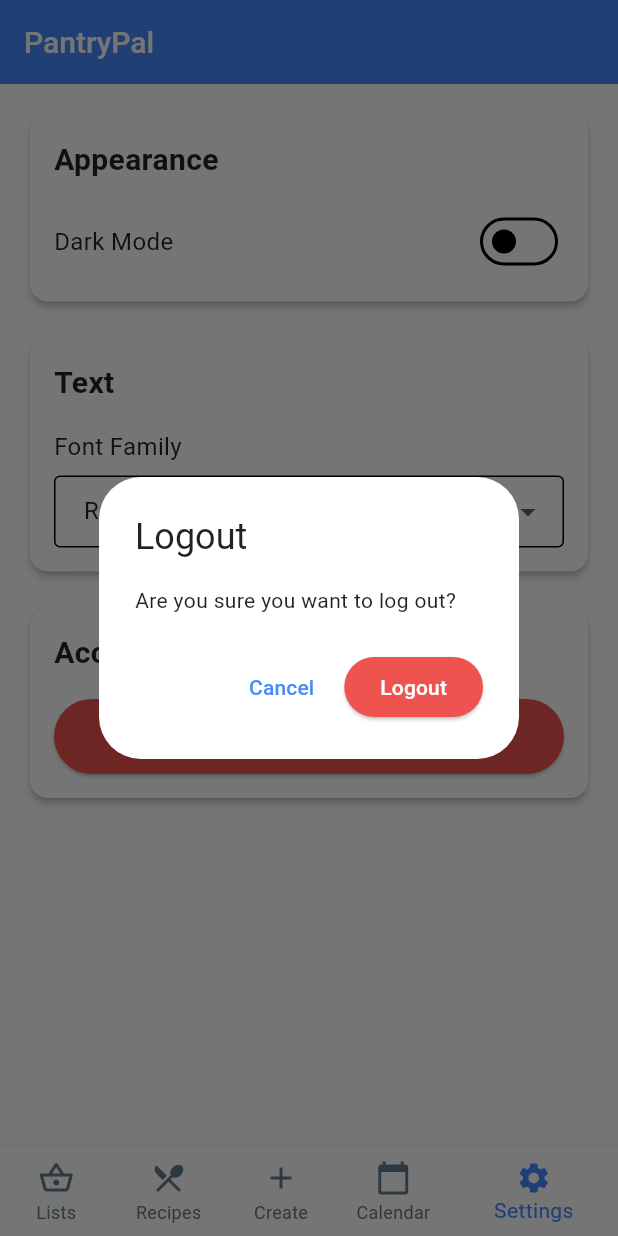
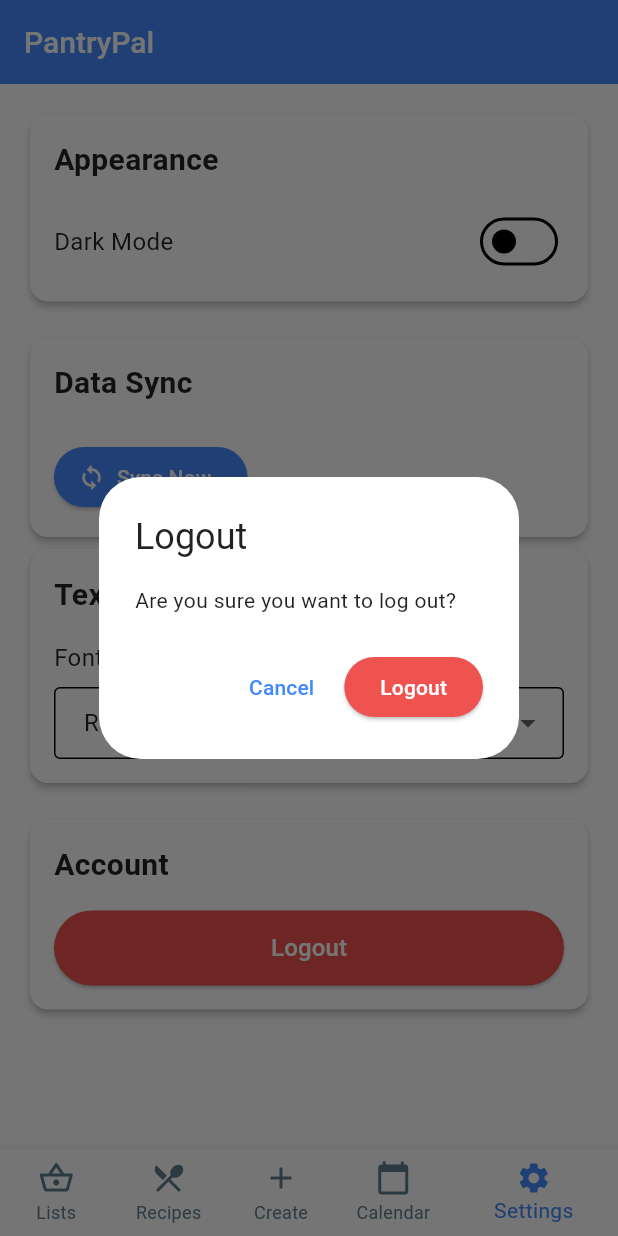
Before and after one commit to xamalvaro/pantry_planner, a Flutter app: the screen it shows once a user with an empty profile is signed in, item 5 of the bottom bar chosen, after a tap on "Logout", on a phone screen of 412 x 824 dp. Run offline on Flutter 3.47's test engine with Material 3 defaults, Android fonts, the phone set to English and light mode, and no system bars; our stand-ins replace cloud_firestore, firebase_auth, firebase_core, google_fonts, hive_flutter, share_plus and 1 more; accounts and stored records are empty.

Commit message:
sync's data to cloud
all of the user's data is able to be synced with the cloud

```diff
--- a/lib/app/home_page.dart
+++ b/lib/app/home_page.dart
@@ -8,6 +8,7 @@ import 'package:pantry_pal/create_page_selector.dart';
 import 'package:pantry_pal/calendar/calendar_page.dart';
 import 'package:pantry_pal/settings_page.dart';
 import 'package:pantry_pal/expiry/expiry_service.dart';
+import 'package:pantry_pal/widgets/sync_status_widget.dart';
 
 class MyHomePage extends StatefulWidget {
   @override
@@ -83,11 +84,21 @@ class _MyHomePageState extends State<MyHomePage> with SingleTickerProviderStateM
       appBar: AppBar(
         title: Text('PantryPal'),
       ),
-      body: TabBarView(
-        controller: _tabController,
-        // This physics setting reduces animation overhead
-        physics: const NeverScrollableScrollPhysics(),
-        children: _tabWidgets,
+      body: Column(
+        children: [
+          // Add sync status widget
+          SyncStatusWidget(),
+
+          // Existing TabBarView wrapped in Expanded
+          Expanded(
+            child: TabBarView(
+              controller: _tabController,
+              // This physics setting reduces animation overhead
+              physics: const NeverScrollableScrollPhysics(),
+              children: _tabWidgets,
+            ),
+          ),
+        ],
       ),
       bottomNavigationBar: BottomNavigationBar(
         items: const <BottomNavigationBarItem>[
--- a/lib/auth/auth_wrapper.dart
+++ b/lib/auth/auth_wrapper.dart
@@ -4,6 +4,7 @@ import 'package:provider/provider.dart';
 import 'package:firebase_auth/firebase_auth.dart';
 import 'package:pantry_pal/services/firebase_service.dart';
 import 'package:pantry_pal/services/user_service.dart';
+import 'package:pantry_pal/services/firebase_sync_service.dart';
 import 'package:pantry_pal/app/home_page.dart';
 import 'package:pantry_pal/auth/login_page.dart';
 import 'package:pantry_pal/splash_screen.dart';
@@ -37,7 +38,10 @@ class AuthWrapper extends StatelessWidget {
         // Explicitly check if user is authenticated
         if (snapshot.hasData && snapshot.data != null) {
           // Fetch current user data
-          userService.getCurrentUser();
+          userService.getCurrentUser().then((_) {
+            // Trigger sync from Firestore
+            firebaseSyncService.syncFromFirestore();
+          });
           return MyHomePage();
         } else {
           // No user logged in, show login page
--- a/lib/main.dart
+++ b/lib/main.dart
@@ -3,6 +3,7 @@ import 'package:flutter/material.dart';
 import 'package:flutter/foundation.dart';
 import 'package:pantry_pal/app/app.dart';
 import 'package:pantry_pal/services/app_initializer.dart';
+import 'package:pantry_pal/services/firebase_sync_service.dart';
 
 void main() async {
   // Catch Flutter initialization errors
@@ -21,9 +22,16 @@ void main() async {
   runApp(MyApp(isInitialized: false));
 
   // After app is visible, initialize services
-  WidgetsBinding.instance.addPostFrameCallback((_) {
+  WidgetsBinding.instance.addPostFrameCallback((_) async {
     // Start initialization
-    AppInitializer.initializeApp();
+    await AppInitializer.initializeApp();
+
+    // Initialize Firebase Sync Service
+    try {
+      await firebaseSyncService.initialize();
+    } catch (e) {
+      print('Error initializing Firebase Sync Service: $e');
+    }
 
     // Add a timeout to prevent app from getting stuck
     Future.delayed(Duration(seconds: 5), () {
--- a/lib/services/firebase_expiry_service.dart
+++ b/lib/services/firebase_expiry_service.dart
@@ -251,7 +251,7 @@ class FirebaseExpiryService {
       'quantity': item.quantity,
       'quantityUnit': item.quantityUnit,
       'isNotified': item.isNotified,
-      'lastUpdated': FieldValue.serverTimestamp(),
+      'lastSynced': FieldValue.serverTimestamp(),
     };
   }
 
--- a/lib/services/firebase_service.dart
+++ b/lib/services/firebase_service.dart
@@ -92,18 +92,21 @@ class FirebaseService {
 
   /// Get a collection reference for the current user's grocery lists
   CollectionReference getUserGroceryLists() {
+    final uid = this.uid;
     if (uid == null) throw Exception('User not logged in');
     return firestore.collection('users').doc(uid).collection('groceryLists');
   }
 
   /// Get a collection reference for the current user's recipes
   CollectionReference getUserRecipes() {
+    final uid = this.uid;
     if (uid == null) throw Exception('User not logged in');
     return firestore.collection('users').doc(uid).collection('recipes');
   }
 
   /// Get a collection reference for the current user's pantry items
   CollectionReference getUserPantryItems() {
+    final uid = this.uid;
     if (uid == null) throw Exception('User not logged in');
     return firestore.collection('users').doc(uid).collection('pantryItems');
   }
--- /dev/null
+++ b/lib/services/firebase_sync_service.dart
@@ -0,0 +1,468 @@
+// services/firebase_sync_service.dart
+import 'dart:async';
+import 'package:cloud_firestore/cloud_firestore.dart';
+import 'package:hive_flutter/hive_flutter.dart';
+import 'package:pantry_pal/services/firebase_service.dart';
+import 'package:pantry_pal/services/hive_manager.dart';
+import 'package:pantry_pal/expiry/expiry_model.dart';
+import 'package:pantry_pal/recipes/recipe_model.dart';
+
+/// Service to handle synchronization between local Hive storage and Firebase
+class FirebaseSyncService {
+  // Singleton pattern
+  static final FirebaseSyncService _instance = FirebaseSyncService._internal();
+  factory FirebaseSyncService() => _instance;
+  FirebaseSyncService._internal();
+
+  // Reference to Firebase service
+  final FirebaseService _firebase = firebaseService;
+
+  // Reference to Hive Manager
+  final HiveManager _hiveManager = hiveManager;
+
+  // Flag to prevent duplicate syncs
+  bool _isSyncing = false;
+
+  // Stream controllers for sync events
+  final _syncStatusController = StreamController<SyncStatus>.broadcast();
+  Stream<SyncStatus> get syncStatus => _syncStatusController.stream;
+
+  /// Initialize the sync service
+  Future<void> initialize() async {
+    // Listen to authentication state changes
+    _firebase.authStateChanges.listen((user) async {
+      if (user != null) {
+        // User logged in, sync data from Firestore
+        await syncFromFirestore();
+      }
+    });
+
+    print('FirebaseSyncService: Initialized');
+  }
+
+  /// Sync data from local storage to Firestore
+  Future<void> syncToFirestore() async {
+    if (!_firebase.isLoggedIn || _isSyncing) return;
+
+    _isSyncing = true;
+    _syncStatusController.add(SyncStatus(isActive: true, message: 'Uploading data...'));
+
+    try {
+      print('FirebaseSyncService: Starting sync to Firestore');
+
+      // Check if user ID is valid
+      if (_firebase.uid == null || _firebase.uid!.isEmpty) {
+        throw Exception('User ID is null or empty');
+      }
+
+      // 1. Sync grocery lists
+      try {
+        await _syncGroceryListsToFirestore();
+      } catch (e) {
+        print('FirebaseSyncService: Error syncing grocery lists: $e');
+        // Continue with other syncs despite this error
+      }
+
+      // 2. Sync recipes
+      try {
+        await _syncRecipesToFirestore();
+      } catch (e) {
+        print('FirebaseSyncService: Error syncing recipes: $e');
+        // Continue with other syncs despite this error
+      }
+
+      // 3. Sync pantry items
+      try {
+        await _syncPantryItemsToFirestore();
+      } catch (e) {
+        print('FirebaseSyncService: Error syncing pantry items: $e');
+        // Continue with other syncs despite this error
+      }
+
+      _syncStatusController.add(SyncStatus(isActive: false, message: 'Data uploaded successfully'));
+      print('FirebaseSyncService: Sync to Firestore completed');
+    } catch (e) {
+      print('FirebaseSyncService: Error syncing to Firestore: $e');
+      _syncStatusController.add(SyncStatus(isActive: false, message: 'Error uploading data: $e', isError: true));
+    } finally {
+      _isSyncing = false;
+    }
+  }
+
+  /// Sync data from Firestore to local storage
+  Future<void> syncFromFirestore() async {
+    if (!_firebase.isLoggedIn || _isSyncing) return;
+
+    _isSyncing = true;
+    _syncStatusController.add(SyncStatus(isActive: true, message: 'Downloading data...'));
+
+    try {
+      print('FirebaseSyncService: Starting sync from Firestore');
+
+      // 1. Sync grocery lists
+      await _syncGroceryListsFromFirestore();
+
+      // 2. Sync recipes
+      await _syncRecipesFromFirestore();
+
+      // 3. Sync pantry items
+      await _syncPantryItemsFromFirestore();
+
+      _syncStatusController.add(SyncStatus(isActive: false, message: 'Data downloaded successfully'));
+      print('FirebaseSyncService: Sync from Firestore completed');
+    } catch (e) {
+      print('FirebaseSyncService: Error syncing from Firestore: $e');
+      _syncStatusController.add(SyncStatus(isActive: false, message: 'Error downloading data: $e', isError: true));
+    } finally {
+      _isSyncing = false;
+    }
+  }
+
+  /// Sync grocery lists to Firestore
+  Future<void> _syncGroceryListsToFirestore() async {
+    try {
+      final groceryBox = await _hiveManager.openBox('groceryLists');
+      if (groceryBox == null) return;
+
+      // Get Firestore collection
+      final collection = _firebase.getUserGroceryLists();
+
+      // Batch operations for efficiency
+      final batch = _firebase.firestore.batch();
+      int operationCount = 0;
+
+      // Iterate through all grocery lists
+      for (final key in groceryBox.keys) {
+        final listData = groceryBox.get(key);
+        if (listData == null) continue;
+
+        // Skip empty keys
+        if (key.toString().trim().isEmpty) {
+          print('FirebaseSyncService: Skipping item with empty key');
+          continue;
+        }
+
+        // Create Firestore document ID from list name
+        final docId = key.toString().trim()
+            .replaceAll(RegExp(r'[^\w\s]'), '')
+            .replaceAll(' ', '_')
+            .toLowerCase();
+
+        // Skip if docId is empty
+        if (docId.isEmpty) {
+          print('FirebaseSyncService: Generated empty docId for key: $key');
+          continue;
+        }
+
+        // Convert dynamic map to Map<String, dynamic>
+        Map<String, dynamic> sanitizedData = _sanitizeMap(listData);
+
+        // Add data with timestamp
+        batch.set(
+          collection.doc(docId),
+          {
+            ...sanitizedData,
+            'name': key.toString(),
+            'lastSynced': FieldValue.serverTimestamp(),
+          },
+          SetOptions(merge: true),
+        );
+
+        operationCount++;
+
+        // Firebase has a limit of 500 operations per batch
+        if (operationCount >= 400) {
+          await batch.commit();
+          operationCount = 0;
+        }
+      }
+
+      // Commit any remaining operations
+      if (operationCount > 0) {
+        await batch.commit();
+      }
+
+      print('FirebaseSyncService: Synced ${groceryBox.keys.length} grocery lists to Firestore');
+    } catch (e) {
+      print('FirebaseSyncService: Error syncing grocery lists to Firestore: $e');
+      throw e;
+    }
+  }
+
+  /// Add this helper method to sanitize data for Firestore
+  Map<String, dynamic> _sanitizeMap(dynamic map) {
+    if (map is! Map) {
+      return {}; // Return empty map if not a map
+    }
+
+    Map<String, dynamic> result = {};
+
+    map.forEach((key, value) {
+      // Convert key to string
+      String stringKey = key.toString();
+
+      // Handle nested maps
+      if (value is Map) {
+        result[stringKey] = _sanitizeMap(value);
+      }
+      // Handle lists that might contain maps
+      else if (value is List) {
+        result[stringKey] = _sanitizeList(value);
+      }
+      // Handle simple values
+      else {
+        result[stringKey] = value;
+      }
+    });
+
+    return result;
+  }
+
+  /// Helper to sanitize lists that might contain maps
+  List<dynamic> _sanitizeList(List<dynamic> list) {
+    return list.map((item) {
+      if (item is Map) {
+        return _sanitizeMap(item);
+      } else if (item is List) {
+        return _sanitizeList(item);
+      } else {
+        return item;
+      }
+    }).toList();
+  }
+
+  /// Sync recipes to Firestore
+  Future<void> _syncRecipesToFirestore() async {
+    try {
+      final recipeBox = await _hiveManager.openBox('recipes');
+      if (recipeBox == null) return;
+
+      // Get Firestore collection
+      final collection = _firebase.getUserRecipes();
+
+      // Batch operations for efficiency
+      final batch = _firebase.firestore.batch();
+      int operationCount = 0;
+
+      // Iterate through all recipes
+      for (final key in recipeBox.keys) {
+        final recipeData = recipeBox.get(key);
+        if (recipeData == null) continue;
+
+        // Create Firestore document ID from recipe title
+        final docId = key.toString().trim()
+            .replaceAll(RegExp(r'[^\w\s]'), '')
+            .replaceAll(' ', '_')
+            .toLowerCase();
+
+        // Add data with timestamp
+        Map<String, dynamic> sanitizedData = _sanitizeMap(recipeData);
+
+        batch.set(
+          collection.doc(docId),
+          {
+            ...sanitizedData,
+            'title': key.toString(),
+            'lastSynced': FieldValue.serverTimestamp(),
+          },
+          SetOptions(merge: true),
+        );
+
+        operationCount++;
+
+        // Firebase has a limit of 500 operations per batch
+        if (operationCount >= 400) {
+          await batch.commit();
+          operationCount = 0;
+        }
+      }
+
+      // Commit any remaining operations
+      if (operationCount > 0) {
+        await batch.commit();
+      }
+
+      print('FirebaseSyncService: Synced ${recipeBox.keys.length} recipes to Firestore');
+    } catch (e) {
+      print('FirebaseSyncService: Error syncing recipes to Firestore: $e');
+      throw e;
+    }
+  }
+
+  /// Sync pantry items to Firestore
+  Future<void> _syncPantryItemsToFirestore() async {
+    try {
+      final pantryBox = await _hiveManager.openBox('pantryItems');
+      if (pantryBox == null) return;
+
+      // Get Firestore collection
+      final collection = _firebase.getUserPantryItems();
+
+      // Batch operations for efficiency
+      final batch = _firebase.firestore.batch();
+      int operationCount = 0;
+
+      // Iterate through all pantry items
+      for (final key in pantryBox.keys) {
+        final itemData = pantryBox.get(key);
+        if (itemData == null) continue;
+
+        // Add data with timestamp
+        Map<String, dynamic> sanitizedData = _sanitizeMap(itemData);
+
+        batch.set(
+          collection.doc(key.toString()),
+          {
+            ...sanitizedData,
+            'lastSynced': FieldValue.serverTimestamp(),
+          },
+          SetOptions(merge: true),
+        );
+
+        operationCount++;
+
+        // Firebase has a limit of 500 operations per batch
+        if (operationCount >= 400) {
+          await batch.commit();
+          operationCount = 0;
+        }
+      }
+
+      // Commit any remaining operations
+      if (operationCount > 0) {
+        await batch.commit();
+      }
+
+      print('FirebaseSyncService: Synced ${pantryBox.keys.length} pantry items to Firestore');
+    } catch (e) {
+      print('FirebaseSyncService: Error syncing pantry items to Firestore: $e');
+      throw e;
+    }
+  }
+
+  /// Sync grocery lists from Firestore
+  Future<void> _syncGroceryListsFromFirestore() async {
+    try {
+      // Get Firestore collection
+      final collection = _firebase.getUserGroceryLists();
+
+      // Get all documents
+      final querySnapshot = await collection.get();
+
+      // Open local box
+      final groceryBox = await _hiveManager.openBox('groceryLists');
+      if (groceryBox == null) return;
+
+      // Process each document
+      for (final doc in querySnapshot.docs) {
+        final data = doc.data() as Map<String, dynamic>;
+
+        // Extract the name from the document
+        final name = data['name'] ?? doc.id;
+
+        // Remove fields that shouldn't be in the local storage
+        data.remove('lastSynced');
+
+        // Save to local storage
+        await groceryBox.put(name, data);
+      }
+
+      print('FirebaseSyncService: Synced ${querySnapshot.docs.length} grocery lists from Firestore');
+    } catch (e) {
+      print('FirebaseSyncService: Error syncing grocery lists from Firestore: $e');
+      throw e;
+    }
+  }
+
+  /// Sync recipes from Firestore
+  Future<void> _syncRecipesFromFirestore() async {
+    try {
+      // Get Firestore collection
+      final collection = _firebase.getUserRecipes();
+
+      // Get all documents
+      final querySnapshot = await collection.get();
+
+      // Open local box
+      final recipeBox = await _hiveManager.openBox('recipes');
+      if (recipeBox == null) return;
+
+      // Process each document
+      for (final doc in querySnapshot.docs) {
+        final data = doc.data() as Map<String, dynamic>;
+
+        // Extract the title from the document
+        final title = data['title'] ?? doc.id;
+
+        // Remove fields that shouldn't be in the local storage
+        data.remove('lastSynced');
+
+        // Save to local storage
+        await recipeBox.put(title, data);
+      }
+
+      print('FirebaseSyncService: Synced ${querySnapshot.docs.length} recipes from Firestore');
+    } catch (e) {
+      print('FirebaseSyncService: Error syncing recipes from Firestore: $e');
+      throw e;
+    }
+  }
+
+  /// Sync pantry items from Firestore
+  Future<void> _syncPantryItemsFromFirestore() async {
+    try {
+      // Get Firestore collection
+      final collection = _firebase.getUserPantryItems();
+
+      // Get all documents
+      final querySnapshot = await collection.get();
+
+      // Open local box
+      final pantryBox = await _hiveManager.openBox('pantryItems');
+      if (pantryBox == null) return;
+
+      // Process each document
+      for (final doc in querySnapshot.docs) {
+        final data = doc.data() as Map<String, dynamic>;
+
+        // Remove fields that shouldn't be in the local storage
+        data.remove('lastSynced');
+
+        // Convert Firestore Timestamp to DateTime for expiryDate
+        if (data['expiryDate'] is Timestamp) {
+          final timestamp = data['expiryDate'] as Timestamp;
+          data['expiryDate'] = timestamp.toDate().millisecondsSinceEpoch;
+        }
+
+        // Save to local storage
+        await pantryBox.put(doc.id, data);
+      }
+
+      print('FirebaseSyncService: Synced ${querySnapshot.docs.length} pantry items from Firestore');
+    } catch (e) {
+      print('FirebaseSyncService: Error syncing pantry items from Firestore: $e');
+      throw e;
+    }
+  }
+
+  // Clean up resources
+  void dispose() {
+    _syncStatusController.close();
+  }
+}
+
+/// Class to represent sync status
+class SyncStatus {
+  final bool isActive;
+  final String message;
+  final bool isError;
+
+  SyncStatus({
+    required this.isActive,
+    required this.message,
+    this.isError = false,
+  });
+}
+
+// Global instance
+final firebaseSyncService = FirebaseSyncService();
--- a/lib/settings_page.dart
+++ b/lib/settings_page.dart
@@ -3,6 +3,8 @@ import 'package:provider/provider.dart';
 import 'package:pantry_pal/theme_controller.dart';
 import 'package:pantry_pal/services/firebase_service.dart';
 import 'package:pantry_pal/auth/login_page.dart';
+import 'package:pantry_pal/services/firebase_sync_service.dart';
+import 'package:pantry_pal/widgets/sync_status_widget.dart';
 
 class SettingsPage extends StatelessWidget {
   @override
@@ -61,6 +63,67 @@ class SettingsPage extends StatelessWidget {
 
           SizedBox(height: 16),
 
+          // Add Sync Section
+          Card(
+            elevation: 2,
+            child: Padding(
+              padding: const EdgeInsets.all(16.0),
+              child: Column(
+                crossAxisAlignment: CrossAxisAlignment.start,
+                children: [
+                  Text(
+                    'Data Sync',
+                    style: TextStyle(
+                      fontSize: 20,
+                      fontWeight: FontWeight.bold,
+                      fontFamily: themeController.currentFont,
+                      color: textColor,
+                    ),
+                  ),
+                  SizedBox(height: 16),
+                  // Sync status indicator
+                  SyncStatusWidget(),
+                  SizedBox(height: 8),
+                  // Manual sync button
+                  if (firebaseService.isLoggedIn)
+                    ElevatedButton.icon(
+                      onPressed: () async {
+                        try {
+                          // First sync local data to Firestore
+                          await firebaseSyncService.syncToFirestore();
+
+                          // Then sync from Firestore to get any data from other devices
+                          await firebaseSyncService.syncFromFirestore();
+
+                          ScaffoldMessenger.of(context).showSnackBar(
+                            SnackBar(content: Text('Sync completed successfully')),
+                          );
+                        } catch (e) {
+                          ScaffoldMessenger.of(context).showSnackBar(
+                            SnackBar(content: Text('Error syncing: $e')),
+                          );
+                        }
+                      },
+                      icon: Icon(Icons.sync),
+                      label: Text('Sync Now'),
+                      style: ElevatedButton.styleFrom(
+                        backgroundColor: Colors.blueAccent,
+                        foregroundColor: Colors.white,
+                      ),
+                    ),
+                  if (!firebaseService.isLoggedIn)
+                    Text(
+                      'Sign in to enable data sync',
+                      style: TextStyle(
+                        fontFamily: themeController.currentFont,
+                        color: isDarkMode ? Colors.grey.shade400 : Colors.grey.shade600,
+                        fontStyle: FontStyle.italic,
+                      ),
+                    ),
+                ],
+              ),
+            ),
+          ),
           // Font Selection Section
           Card(
             elevation: 2,
--- /dev/null
+++ b/lib/widgets/sync_status_widget.dart
@@ -0,0 +1,61 @@
+// lib/widgets/sync_status_widget.dart
+import 'package:flutter/material.dart';
+import 'package:provider/provider.dart';
+import 'package:pantry_pal/theme_controller.dart';
+import 'package:pantry_pal/services/firebase_sync_service.dart';
+
+class SyncStatusWidget extends StatelessWidget {
+  const SyncStatusWidget({Key? key}) : super(key: key);
+
+  @override
+  Widget build(BuildContext context) {
+    final themeController = Provider.of<ThemeController>(context);
+
+    return StreamBuilder<SyncStatus>(
+      stream: firebaseSyncService.syncStatus,
+      builder: (context, snapshot) {
+        if (!snapshot.hasData || !snapshot.data!.isActive) {
+          return SizedBox.shrink(); // Don't show anything if not syncing
+        }
+
+        final status = snapshot.data!;
+
+        return Container(
+          padding: EdgeInsets.symmetric(vertical: 6, horizontal: 12),
+          margin: EdgeInsets.symmetric(horizontal: 16, vertical: 8),
+          decoration: BoxDecoration(
+            color: status.isError
+                ? Colors.red.withOpacity(0.2)
+                : Colors.blue.withOpacity(0.2),
+            borderRadius: BorderRadius.circular(8),
+          ),
+          child: Row(
+            children: [
+              status.isError
+                  ? Icon(Icons.error_outline, color: Colors.red, size: 16)
+                  : SizedBox(
+                width: 16,
+                height: 16,
+                child: CircularProgressIndicator(
+                  strokeWidth: 2,
+                  valueColor: AlwaysStoppedAnimation<Color>(Colors.blue),
+                ),
+              ),
+              SizedBox(width: 8),
+              Expanded(
+                child: Text(
+                  status.message,
+                  style: TextStyle(
+                    fontFamily: themeController.currentFont,
+                    fontSize: 14,
+                    color: status.isError ? Colors.red : Colors.blue,
+                  ),
+                ),
+              ),
+            ],
+          ),
+        );
+      },
+    );
+  }
+}
```
Also changed, not shown: lib/expiry/expiry_service.dart (+40 -24 lines), lib/recipes/create_recipe_page.dart (+22 -5 lines), lib/view_list_page.dart (+18 -0 lines).
